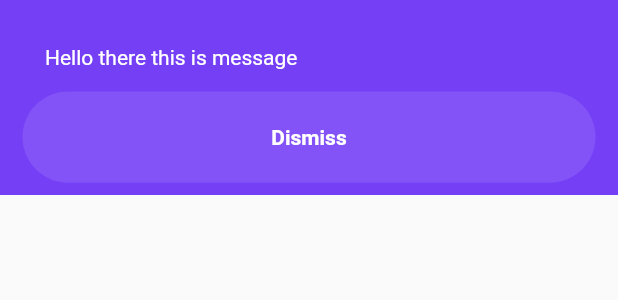
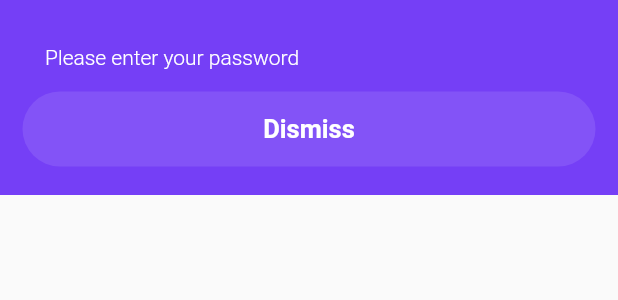
Before and after one commit to this-kin/Richbar, a Flutter app: the Richbar widget shown alone on an empty page, opened directly, on a phone screen of 412 x 824 dp. Shown: the top 300 px of the screen. Run offline on Flutter 3.47's test engine with Material 2 defaults, Android fonts, the phone set to English and light mode, and no system bars.

Commit message:
example updated

```diff
--- a/example/lib/main.dart
+++ b/example/lib/main.dart
@@ -56,9 +56,9 @@ class _MyHomePageState extends State<MyHomePage> {
       _counter++;
     });
     await Richbar(
-      title: "Hello there this is message",
+      title: "Please enter your password",
       text: "Dismiss",
-      isDismissible: true,
+      isDismissible: false,
       richbarPosition: RichbarPosition.top,
       duration: const Duration(seconds: 5),
       onPanDown: (v) {
--- a/lib/richbar.dart
+++ b/lib/richbar.dart
@@ -15,43 +15,6 @@ typedef OnTap = void Function(Richbar richbar);
 
 // ignore: must_be_immutable
 class Richbar<T> extends StatefulWidget {
-  Richbar({
-    Key? key,
-    this.title,
-    this.titleFontSize,
-    this.titleFontWeight = FontWeight.w400,
-    this.titleTextColor = defaultTextColor,
-    this.text = "Dismiss",
-    this.textFontSize,
-    this.showPulse = true,
-    this.textColor = defaultTextColor,
-    this.onPressed,
-    this.blockInteractionColor = Colors.transparent,
-    this.textFontWeight,
-    this.backgroundColor = defaultBackgroundColor,
-    this.actionColor,
-    this.onPanDown,
-    this.duration,
-    this.isDismissible = false,
-    this.maxWidth,
-    this.margin = const EdgeInsets.symmetric(),
-    this.padding = const EdgeInsets.all(15),
-    this.borderRadius,
-    this.richbarPosition = RichbarPosition.top,
-    this.richbarDimissibleDirection = RichbarDimissibleDirection.vertical,
-    this.richbarStyle = RicharStyle.floating,
-    this.showCurve = Curves.easeOutCirc,
-    this.dismissCurve = Curves.easeOutCirc,
-    this.blur = 0.5,
-    this.enableBackgroundInteraction = false,
-    RichbarStatusCallback? onStatusChanged,
-    this.richbarRoute,
-    // ignore: prefer_initializing_formals
-  })  : onStatusChanged = onStatusChanged,
-        super(key: key) {
-    onStatusChanged = onStatusChanged ?? (status) {};
-  }
-
   /// to listen to richbar events
   final RichbarStatusCallback? onStatusChanged;
 
@@ -136,6 +99,43 @@ class Richbar<T> extends StatefulWidget {
   /// whether user can interact with screen when bar is displaying
   final bool enableBackgroundInteraction;
 
+  Richbar({
+    Key? key,
+    this.title,
+    this.titleFontSize,
+    this.titleFontWeight = FontWeight.w300,
+    this.titleTextColor = defaultTextColor,
+    this.text = "Dismiss",
+    this.textFontSize,
+    this.showPulse = true,
+    this.textColor = defaultTextColor,
+    this.onPressed,
+    this.blockInteractionColor = Colors.transparent,
+    this.textFontWeight,
+    this.backgroundColor = defaultBackgroundColor,
+    this.actionColor,
+    this.onPanDown,
+    this.duration,
+    this.isDismissible = false,
+    this.maxWidth,
+    this.margin = const EdgeInsets.symmetric(),
+    this.padding = const EdgeInsets.all(15),
+    this.borderRadius,
+    this.richbarPosition = RichbarPosition.top,
+    this.richbarDimissibleDirection = RichbarDimissibleDirection.vertical,
+    this.richbarStyle = RicharStyle.floating,
+    this.showCurve = Curves.easeOutCirc,
+    this.dismissCurve = Curves.easeOutCirc,
+    this.blur = 0.5,
+    this.enableBackgroundInteraction = false,
+    RichbarStatusCallback? onStatusChanged,
+    this.richbarRoute,
+    // ignore: prefer_initializing_formals
+  })  : onStatusChanged = onStatusChanged,
+        super(key: key) {
+    onStatusChanged = onStatusChanged ?? (status) {};
+  }
+
   routes.RichbarRoute<T?>? richbarRoute;
 
   Future<T?> show(BuildContext context) async {
@@ -152,7 +152,6 @@ class Richbar<T> extends StatefulWidget {
     if (richbarRoute == null) {
       return null;
     }
-
     if (richbarRoute!.isCurrent) {
       richbarRoute!.navigator!.pop(result);
       return richbarRoute!.completed;
@@ -226,6 +225,12 @@ class _RichbarState<K extends Object?> extends State<Richbar<K>>
     if (widget.showPulse!) {
       _configurePulseAnimation();
     }
+  }
+
+  @override
+  void dispose() {
+    _fadeController?.dispose();
+    super.dispose();
   }
 
   void getCompleterSize() {
@@ -303,7 +308,7 @@ class _RichbarState<K extends Object?> extends State<Richbar<K>>
                       ),
                     ),
                   )
-                : _emptyWidget();
+                : const SizedBox();
           },
         ),
         richbar,
@@ -350,9 +355,10 @@ class _RichbarState<K extends Object?> extends State<Richbar<K>>
                           ),
                         ),
                       )
-                    : _emptyWidget(),
+                    : const SizedBox(),
                 Center(
                   child: Container(
+                    height: 50,
                     decoration: BoxDecoration(
                       color: Colors.white.withOpacity(0.1),
                       borderRadius:
@@ -366,13 +372,15 @@ class _RichbarState<K extends Object?> extends State<Richbar<K>>
                         borderRadius:
                             widget.borderRadius ?? BorderRadius.circular(50),
                         child: Center(
-                          heightFactor: 3.8,
+                          child: FittedBox(
                             child: Text(
                               widget.text!,
                               style: TextStyle(
+                                fontSize: widget.textFontSize ?? 17,
                                 color: widget.actionColor ?? Colors.white,
                                 fontWeight:
                                     widget.textFontWeight ?? FontWeight.bold,
+                              ),
                             ),
                           ),
                         ),
@@ -387,16 +395,6 @@ class _RichbarState<K extends Object?> extends State<Richbar<K>>
       ),
     );
   }
-
-  SizedBox _emptyWidget() {
-    return const SizedBox();
-  }
-
-  @override
-  void dispose() {
-    super.dispose();
-    _fadeController?.dispose();
-  }
 }
 
 ///
```
Lines whose indentation alone changed are shown as unchanged.
